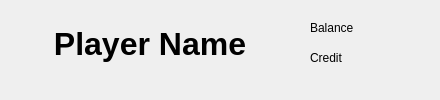
The window that playerinfo.ui (wudi-7mi/open_ra2ob_qt6) describes before a commit, drawn with Qt 5.
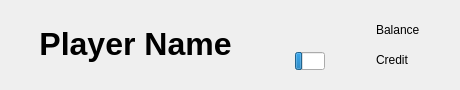
The same window after the commit. Icons and pictures are not drawn.

What changed in the file:
```diff
--- a/playerinfo.ui
+++ b/playerinfo.ui
@@ -6,8 +6,8 @@
    <rect>
     <x>0</x>
     <y>0</y>
-    <width>440</width>
-    <height>100</height>
+    <width>460</width>
+    <height>90</height>
    </rect>
   </property>
   <property name="windowTitle">
@@ -18,7 +18,7 @@
     <rect>
      <x>0</x>
      <y>25</y>
-     <width>300</width>
+     <width>271</width>
      <height>40</height>
     </rect>
    </property>
@@ -38,8 +38,8 @@
   <widget class="QLabel" name="lb_balance">
    <property name="geometry">
     <rect>
-     <x>310</x>
-     <y>20</y>
+     <x>376</x>
+     <y>22</y>
      <width>54</width>
      <height>16</height>
     </rect>
@@ -51,8 +51,8 @@
   <widget class="QLabel" name="lb_credit">
    <property name="geometry">
     <rect>
-     <x>310</x>
-     <y>50</y>
+     <x>376</x>
+     <y>52</y>
      <width>54</width>
      <height>16</height>
     </rect>
@@ -64,7 +64,7 @@
   <widget class="QLabel" name="lb_img_balance">
    <property name="geometry">
     <rect>
-     <x>280</x>
+     <x>350</x>
      <y>20</y>
      <width>20</width>
      <height>20</height>
@@ -83,7 +83,7 @@
   <widget class="QLabel" name="lb_img_credit">
    <property name="geometry">
     <rect>
-     <x>280</x>
+     <x>350</x>
      <y>50</y>
      <width>20</width>
      <height>20</height>
@@ -99,6 +99,60 @@
     <bool>true</bool>
    </property>
   </widget>
+  <widget class="QLabel" name="lb_country">
+   <property name="geometry">
+    <rect>
+     <x>295</x>
+     <y>20</y>
+     <width>30</width>
+     <height>20</height>
+    </rect>
+   </property>
+   <property name="text">
+    <string/>
+   </property>
+   <property name="pixmap">
+    <pixmap resource="resources.qrc">:/countries/assets/countries/Americans.png</pixmap>
+   </property>
+  </widget>
+  <widget class="QProgressBar" name="pb_power">
+   <property name="geometry">
+    <rect>
+     <x>295</x>
+     <y>52</y>
+     <width>30</width>
+     <height>18</height>
+    </rect>
+   </property>
+   <property name="value">
+    <number>24</number>
+   </property>
+   <property name="alignment">
+    <set>Qt::AlignCenter</set>
+   </property>
+   <property name="textVisible">
+    <bool>false</bool>
+   </property>
+  </widget>
+  <widget class="QLabel" name="lb_img_power">
+   <property name="geometry">
+    <rect>
+     <x>302</x>
+     <y>54</y>
+     <width>15</width>
+     <height>15</height>
+    </rect>
+   </property>
+   <property name="text">
+    <string/>
+   </property>
+   <property name="pixmap">
+    <pixmap resource="resources.qrc">:/panels/assets/panels/power.png</pixmap>
+   </property>
+   <property name="scaledContents">
+    <bool>true</bool>
+   </property>
+  </widget>
  </widget>
  <resources>
   <include location="resources.qrc"/>
```
